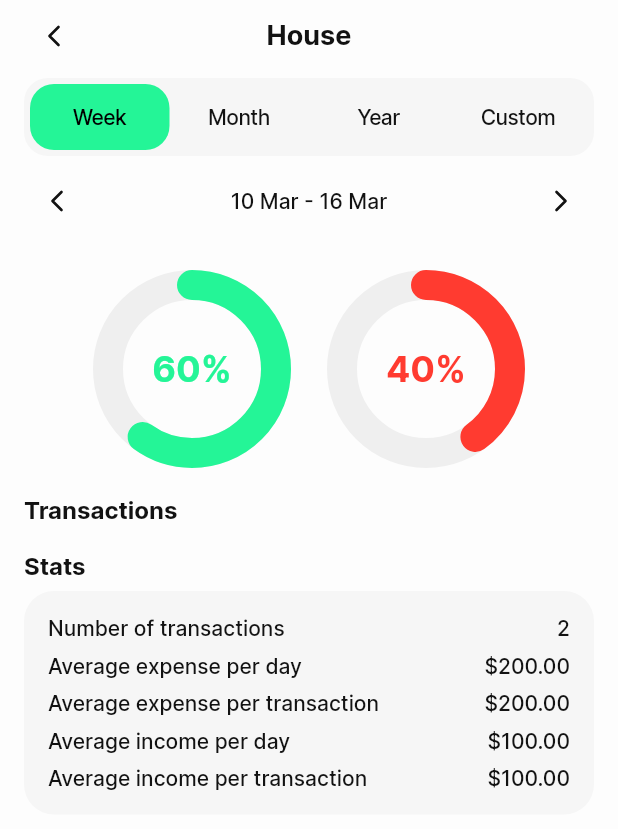
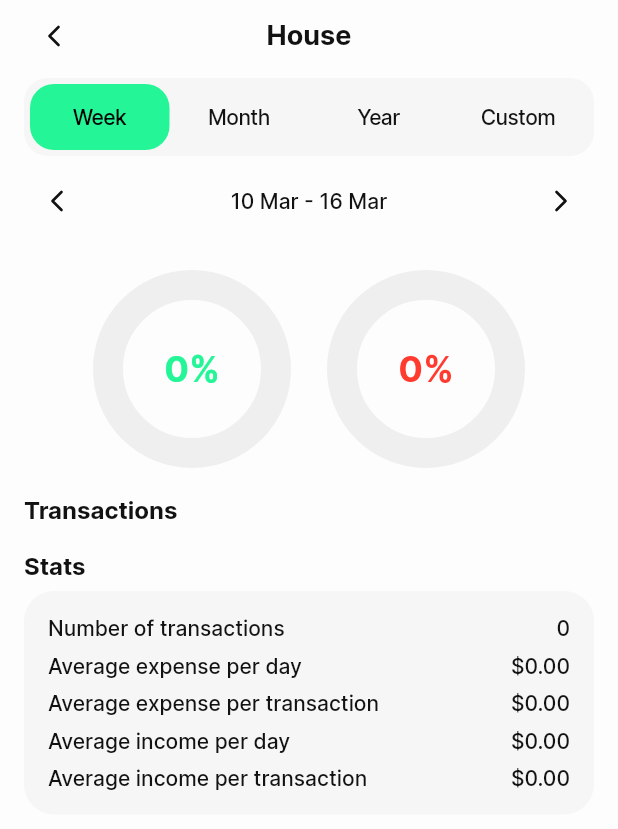
Before and after one commit to kent0505/big_fin, a Flutter app: the AnalyticsCatScreen screen opened directly with sample values from the repository, on a phone screen of 412 x 824 dp. Shown: the top 829 px of the screen. Run offline on Flutter 3.47's test engine with Material 3 defaults, Android fonts, the phone set to English and light mode, and no system bars; drawn by our look-alikes of percent_indicator; our stand-ins replace flutter_bloc, flutter_svg, go_router, shared_preferences, sqflite; accounts and stored records are empty; generated files the repository leaves out were written again.

Commit message:
analytics is ready

```diff
--- a/lib/src/features/analytics/screens/analytics_cat_screen.dart
+++ b/lib/src/features/analytics/screens/analytics_cat_screen.dart
@@ -1,14 +1,15 @@
 import 'package:flutter/material.dart';
 import 'package:flutter_bloc/flutter_bloc.dart';
 
-import '../../../core/config/constants.dart';
-import '../../../core/config/my_colors.dart';
 import '../../../core/models/cat.dart';
+import '../../../core/models/expense.dart';
+import '../../../core/utils.dart';
 import '../../../core/widgets/appbar.dart';
 import '../../expense/bloc/expense_bloc.dart';
 import '../../home/widgets/expense_card.dart';
 import '../widgets/analytics_date_shift.dart';
 import '../widgets/analytics_tab.dart';
+import '../widgets/analytics_title.dart';
 import '../widgets/exp_inc_chart.dart';
 import '../widgets/stats_card.dart';
 
@@ -68,8 +69,6 @@ class _AnalyticsCatScreenState extends State<AnalyticsCatScreen> {
 
   @override
   Widget build(BuildContext context) {
-    final colors = Theme.of(context).extension<MyColors>()!;
-
     return Scaffold(
       appBar: Appbar(title: widget.cat.title),
       body: Column(
@@ -87,66 +86,100 @@ class _AnalyticsCatScreenState extends State<AnalyticsCatScreen> {
             onShift2: () => _shiftDate(1),
           ),
           SizedBox(height: 8),
-          Expanded(
+          BlocBuilder<ExpenseBloc, ExpenseState>(
+            builder: (context, state) {
+              if (state is ExpensesLoaded) {
+                // СОРТИРУЕТ РАСХОДЫ/ПРИХОДЫ ПО ВЫБРАННОЙ ДАТЕ
+                final sorted = state.expenses.where(
+                  (element) {
+                    DateTime date = stringToDate(element.date);
+                    if (element.catTitle != widget.cat.title) return false;
+                    switch (_index) {
+                      case 0:
+                        return (date.isAfter(_startDate) ||
+                                date.isAtSameMomentAs(_startDate)) &&
+                            (date.isBefore(_endDate) ||
+                                date.isAtSameMomentAs(_endDate));
+                      case 1:
+                        return _selectedDate.year == date.year &&
+                            _selectedDate.month == date.month;
+                      case 2:
+                        return _selectedDate.year == date.year;
+                      case 3:
+                        return _selectedDate.year == date.year &&
+                            _selectedDate.month == date.month &&
+                            _selectedDate.day == date.day;
+                      default:
+                        return false;
+                    }
+                  },
+                ).toList();
+
+                // СЧИТАЕТ ОБЩЕЕ КОЛИЧЕСТВО ПРИХОДОВ/РАСХОДОВ
+                double inc = 0; // ПРИХОДЫ
+                double exp = 0; // РАСХОДЫ
+                for (Expense expense in sorted) {
+                  double amount = double.tryParse(expense.amount) ?? 0;
+                  expense.isIncome ? inc += amount : exp += amount;
+                }
+
+                // ПРЕВРАЩАЕТ В ЧИСЛО ОТ 0 ДО 1
+                double total = inc + exp;
+                double incomePercent = total > 0 ? inc / total : 0;
+                double expensePercent = total > 0 ? exp / total : 0;
+
+                // СЧИТАЕТ СРЕДНИЕ ЦИФРЫ
+                Set<String> uniqueDays = sorted.map((e) => e.date).toSet();
+                int totalDays = uniqueDays.isNotEmpty ? uniqueDays.length : 1;
+
+                double expensePerDay = exp / totalDays;
+                double incomePerDay = inc / totalDays;
+
+                int incomeCount = sorted.where((e) => e.isIncome).length;
+                int expenseCount = sorted.where((e) => !e.isIncome).length;
+
+                double expensePerTransaction =
+                    expenseCount > 0 ? exp / expenseCount : 0;
+                double incomePerTransaction =
+                    incomeCount > 0 ? inc / incomeCount : 0;
+
+                return Expanded(
                   child: ListView(
                     padding: EdgeInsets.all(16),
                     children: [
                       ExpIncChart(
-                  incomePercent: 0.6, // CHANGE
-                  expensePercent: 0.4, // CHANGE
+                        incomePercent: incomePercent,
+                        expensePercent: expensePercent,
                       ),
                       SizedBox(height: 18),
-                Text(
-                  'Transactions',
-                  style: TextStyle(
-                    color: colors.textPrimary,
-                    fontSize: 16,
-                    fontFamily: AppFonts.bold,
-                  ),
-                ),
+                      AnalyticsTitle('Transactions'),
                       SizedBox(height: 8),
-                BlocBuilder<ExpenseBloc, ExpenseState>(
-                  builder: (context, state) {
-                    if (state is ExpensesLoaded) {
-                      final sorted = state.expenses
-                          .where(
-                            (element) => element.catTitle == widget.cat.title,
-                          )
-                          .toList();
-
-                      return ListView.builder(
+                      ListView.builder(
                         shrinkWrap: true,
                         physics: NeverScrollableScrollPhysics(),
                         itemCount: sorted.length,
                         itemBuilder: (context, index) {
                           return ExpenseCard(expense: sorted[index]);
                         },
+                      ),
+                      SizedBox(height: 10),
+                      AnalyticsTitle('Stats'),
+                      SizedBox(height: 8),
+                      StatsCard(
+                        transactions: sorted.length,
+                        expensePerDay: expensePerDay,
+                        expensePerTransaction: expensePerTransaction,
+                        incomePerDay: incomePerDay,
+                        incomePerTransaction: incomePerTransaction,
+                      ),
+                    ],
+                  ),
                 );
               }
 
               return const SizedBox();
             },
           ),
-                SizedBox(height: 10),
-                Text(
-                  'Stats',
-                  style: TextStyle(
-                    color: colors.textPrimary,
-                    fontSize: 16,
-                    fontFamily: AppFonts.bold,
-                  ),
-                ),
-                SizedBox(height: 8),
-                StatsCard(
-                  transactions: 2, // CHANGE
-                  expensePerDay: 200, // CHANGE
-                  expensePerTransaction: 200, // CHANGE
-                  incomePerDay: 100, // CHANGE
-                  incomePerTransaction: 100, // CHANGE
-                ),
-              ],
-            ),
-          ),
         ],
       ),
     );
--- /dev/null
+++ b/lib/src/features/analytics/widgets/analytics_title.dart
@@ -0,0 +1,24 @@
+import 'package:flutter/material.dart';
+
+import '../../../core/config/constants.dart';
+import '../../../core/config/my_colors.dart';
+
+class AnalyticsTitle extends StatelessWidget {
+  const AnalyticsTitle(this.title, {super.key});
+
+  final String title;
+
+  @override
+  Widget build(BuildContext context) {
+    final colors = Theme.of(context).extension<MyColors>()!;
+
+    return Text(
+      title,
+      style: TextStyle(
+        color: colors.textPrimary,
+        fontSize: 16,
+        fontFamily: AppFonts.bold,
+      ),
+    );
+  }
+}
```
Also changed, not shown: lib/src/features/analytics/screens/analytics_screen.dart (+4 -25 lines). Lines whose indentation alone changed are shown as unchanged.
